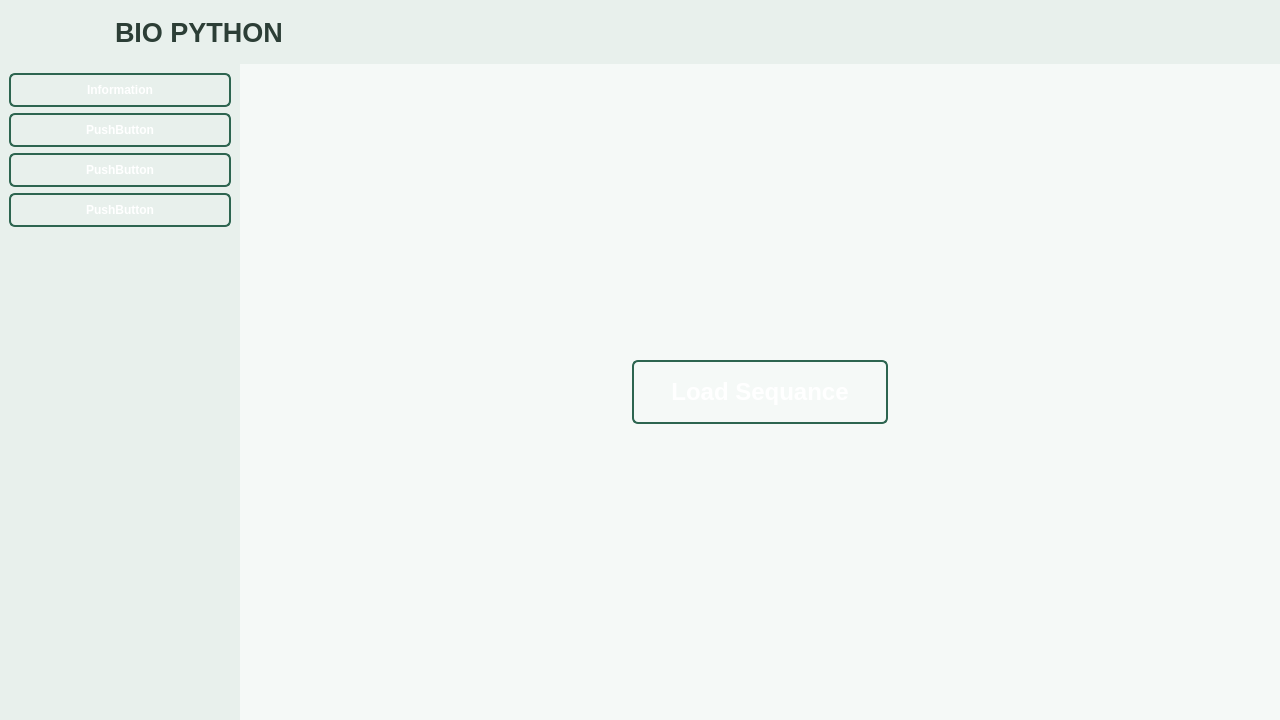
First picture: the form in form.ui, repository Meliani-Mehdi/bioInfo, before the edit.
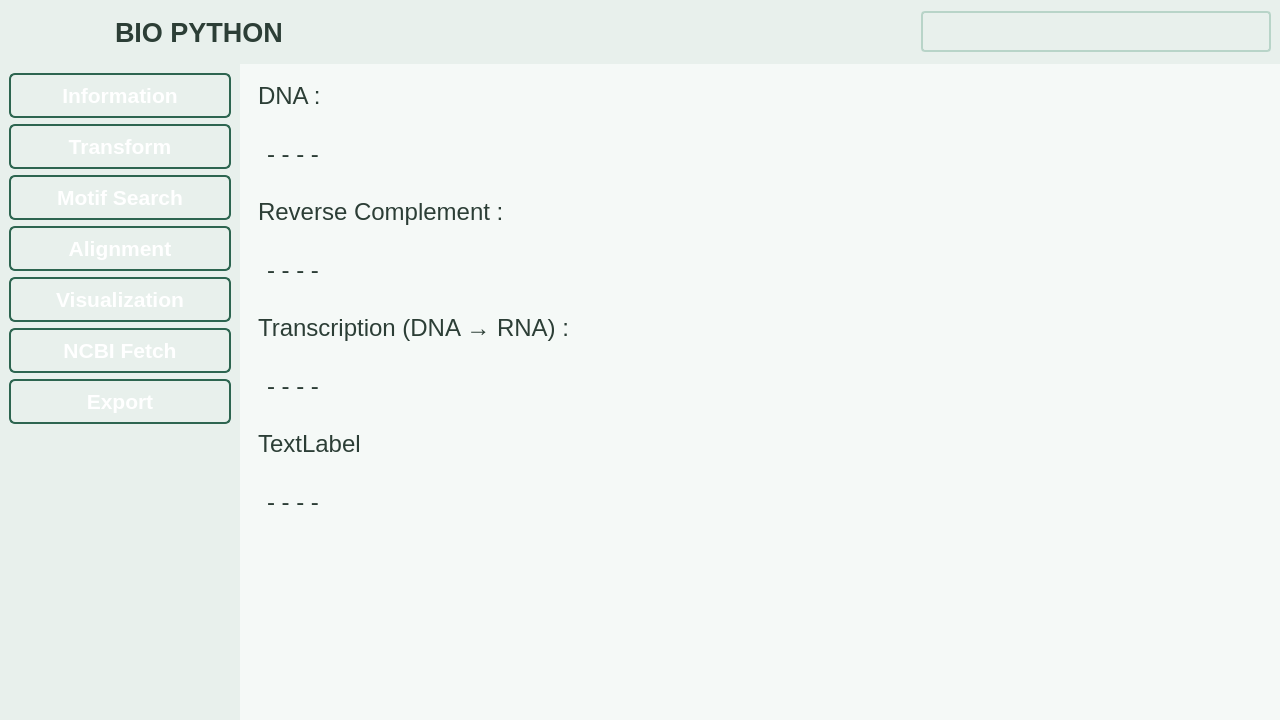
Second picture: the form after the edit. Icons and pictures are not drawn.

```diff
--- a/form.ui
+++ b/form.ui
@@ -578,6 +578,44 @@
         </property>
        </widget>
       </item>
+      <item>
+       <spacer name="horizontalSpacer">
+        <property name="orientation">
+         <enum>Qt::Orientation::Horizontal</enum>
+        </property>
+        <property name="sizeType">
+         <enum>QSizePolicy::Policy::Minimum</enum>
+        </property>
+        <property name="sizeHint" stdset="0">
+         <size>
+          <width>40</width>
+          <height>20</height>
+         </size>
+        </property>
+       </spacer>
+      </item>
+      <item>
+       <widget class="QComboBox" name="select_DNA">
+        <property name="minimumSize">
+         <size>
+          <width>124</width>
+          <height>0</height>
+         </size>
+        </property>
+        <property name="maximumSize">
+         <size>
+          <width>350</width>
+          <height>16777215</height>
+         </size>
+        </property>
+        <property name="font">
+         <font>
+          <family>Segoe UI</family>
+          <pointsize>14</pointsize>
+         </font>
+        </property>
+       </widget>
+      </item>
      </layout>
     </widget>
    </item>
@@ -610,29 +648,99 @@
        <layout class="QVBoxLayout" name="verticalLayout_5">
         <item>
          <widget class="QPushButton" name="info_page">
+          <property name="font">
+           <font>
+            <family>Segoe UI</family>
+            <pointsize>16</pointsize>
+            <bold>true</bold>
+           </font>
+          </property>
           <property name="text">
            <string>Information</string>
           </property>
          </widget>
         </item>
         <item>
-         <widget class="QPushButton" name="pushButton_2">
+         <widget class="QPushButton" name="trans_page">
+          <property name="font">
+           <font>
+            <family>Segoe UI</family>
+            <pointsize>16</pointsize>
+            <bold>true</bold>
+           </font>
+          </property>
           <property name="text">
-           <string>PushButton</string>
+           <string>Transform</string>
           </property>
          </widget>
         </item>
         <item>
          <widget class="QPushButton" name="pushButton_3">
+          <property name="font">
+           <font>
+            <family>Segoe UI</family>
+            <pointsize>16</pointsize>
+            <bold>true</bold>
+           </font>
+          </property>
           <property name="text">
-           <string>PushButton</string>
+           <string>Motif Search</string>
           </property>
          </widget>
         </item>
         <item>
          <widget class="QPushButton" name="pushButton_4">
+          <property name="font">
+           <font>
+            <family>Segoe UI</family>
+            <pointsize>16</pointsize>
+            <bold>true</bold>
+           </font>
+          </property>
           <property name="text">
-           <string>PushButton</string>
+           <string>Alignment</string>
+          </property>
+         </widget>
+        </item>
+        <item>
+         <widget class="QPushButton" name="pushButton">
+          <property name="font">
+           <font>
+            <family>Segoe UI</family>
+            <pointsize>16</pointsize>
+            <bold>true</bold>
+           </font>
+          </property>
+          <property name="text">
+           <string>Visualization</string>
+          </property>
+         </widget>
+        </item>
+        <item>
+         <widget class="QPushButton" name="pushButton_5">
+          <property name="font">
+           <font>
+            <family>Segoe UI</family>
+            <pointsize>16</pointsize>
+            <bold>true</bold>
+           </font>
+          </property>
+          <property name="text">
+           <string>NCBI Fetch</string>
+          </property>
+         </widget>
+        </item>
+        <item>
+         <widget class="QPushButton" name="pushButton_6">
+          <property name="font">
+           <font>
+            <family>Segoe UI</family>
+            <pointsize>16</pointsize>
+            <bold>true</bold>
+           </font>
+          </property>
+          <property name="text">
+           <string>Export</string>
           </property>
          </widget>
         </item>
@@ -655,7 +763,7 @@
      <item>
       <widget class="QStackedWidget" name="stackedWidget">
        <property name="currentIndex">
-        <number>0</number>
+        <number>2</number>
        </property>
        <widget class="QWidget" name="enter_seq">
         <property name="cursor">
@@ -938,6 +1046,279 @@
          </item>
         </layout>
        </widget>
+       <widget class="QWidget" name="trans_window">
+        <layout class="QVBoxLayout" name="verticalLayout_6">
+         <item>
+          <widget class="QScrollArea" name="holder_trans">
+           <property name="horizontalScrollBarPolicy">
+            <enum>Qt::ScrollBarPolicy::ScrollBarAlwaysOff</enum>
+           </property>
+           <property name="widgetResizable">
+            <bool>true</bool>
+           </property>
+           <widget class="QWidget" name="scrollAreaWidgetContents_4">
+            <property name="geometry">
+             <rect>
+              <x>0</x>
+              <y>0</y>
+              <width>1014</width>
+              <height>636</height>
+             </rect>
+            </property>
+            <layout class="QVBoxLayout" name="verticalLayout_7">
+             <item>
+              <widget class="QLabel" name="lab_DNA">
+               <property name="font">
+                <font>
+                 <family>Segoe UI</family>
+                 <pointsize>18</pointsize>
+                </font>
+               </property>
+               <property name="text">
+                <string>DNA :</string>
+               </property>
+              </widget>
+             </item>
+             <item>
+              <widget class="QScrollArea" name="scrollArea_3">
+               <property name="sizePolicy">
+                <sizepolicy hsizetype="Expanding" vsizetype="Minimum">
+                 <horstretch>0</horstretch>
+                 <verstretch>0</verstretch>
+                </sizepolicy>
+               </property>
+               <property name="verticalScrollBarPolicy">
+                <enum>Qt::ScrollBarPolicy::ScrollBarAlwaysOff</enum>
+               </property>
+               <property name="widgetResizable">
+                <bool>true</bool>
+               </property>
+               <widget class="QWidget" name="scrollAreaWidgetContents_3">
+                <property name="geometry">
+                 <rect>
+                  <x>0</x>
+                  <y>0</y>
+                  <width>996</width>
+                  <height>76</height>
+                 </rect>
+                </property>
+                <layout class="QHBoxLayout" name="horizontalLayout_8">
+                 <item>
+                  <widget class="QLabel" name="DNA_seq">
+                   <property name="sizePolicy">
+                    <sizepolicy hsizetype="Preferred" vsizetype="Preferred">
+                     <horstretch>0</horstretch>
+                     <verstretch>0</verstretch>
+                    </sizepolicy>
+                   </property>
+                   <property name="font">
+                    <font>
+                     <family>Segoe UI</family>
+                     <pointsize>18</pointsize>
+                    </font>
+                   </property>
+                   <property name="text">
+                    <string>- - - -</string>
+                   </property>
+                  </widget>
+                 </item>
+                </layout>
+               </widget>
+              </widget>
+             </item>
+             <item>
+              <widget class="QLabel" name="lab_rev">
+               <property name="font">
+                <font>
+                 <family>Segoe UI</family>
+                 <pointsize>18</pointsize>
+                </font>
+               </property>
+               <property name="text">
+                <string>Reverse Complement :</string>
+               </property>
+              </widget>
+             </item>
+             <item>
+              <widget class="QScrollArea" name="scrollArea_2">
+               <property name="sizePolicy">
+                <sizepolicy hsizetype="Expanding" vsizetype="Minimum">
+                 <horstretch>0</horstretch>
+                 <verstretch>0</verstretch>
+                </sizepolicy>
+               </property>
+               <property name="verticalScrollBarPolicy">
+                <enum>Qt::ScrollBarPolicy::ScrollBarAlwaysOff</enum>
+               </property>
+               <property name="widgetResizable">
+                <bool>true</bool>
+               </property>
+               <widget class="QWidget" name="scrollAreaWidgetContents_2">
+                <property name="geometry">
+                 <rect>
+                  <x>0</x>
+                  <y>0</y>
+                  <width>996</width>
+                  <height>76</height>
+                 </rect>
+                </property>
+                <layout class="QHBoxLayout" name="horizontalLayout_7">
+                 <item>
+                  <widget class="QLabel" name="rev_comp">
+                   <property name="font">
+                    <font>
+                     <family>Segoe UI</family>
+                     <pointsize>18</pointsize>
+                    </font>
+                   </property>
+                   <property name="text">
+                    <string>- - - -</string>
+                   </property>
+                  </widget>
+                 </item>
+                </layout>
+               </widget>
+              </widget>
+             </item>
+             <item>
+              <widget class="QLabel" name="label_6">
+               <property name="font">
+                <font>
+                 <family>Segoe UI</family>
+                 <pointsize>18</pointsize>
+                </font>
+               </property>
+               <property name="text">
+                <string>Transcription (DNA → RNA) :</string>
+               </property>
+              </widget>
+             </item>
+             <item>
+              <widget class="QScrollArea" name="scrollArea_5">
+               <property name="sizePolicy">
+                <sizepolicy hsizetype="Expanding" vsizetype="Minimum">
+                 <horstretch>0</horstretch>
+                 <verstretch>0</verstretch>
+                </sizepolicy>
+               </property>
+               <property name="verticalScrollBarPolicy">
+                <enum>Qt::ScrollBarPolicy::ScrollBarAlwaysOff</enum>
+               </property>
+               <property name="widgetResizable">
+                <bool>true</bool>
+               </property>
+               <widget class="QWidget" name="scrollAreaWidgetContents_5">
+                <property name="geometry">
+                 <rect>
+                  <x>0</x>
+                  <y>0</y>
+                  <width>996</width>
+                  <height>76</height>
+                 </rect>
+                </property>
+                <layout class="QVBoxLayout" name="verticalLayout_8">
+                 <item>
+                  <widget class="QLabel" name="trans_DNA_RNA">
+                   <property name="font">
+                    <font>
+                     <family>Segoe UI</family>
+                     <pointsize>18</pointsize>
+                    </font>
+                   </property>
+                   <property name="text">
+                    <string>- - - -</string>
+                   </property>
+                  </widget>
+                 </item>
+                </layout>
+               </widget>
+              </widget>
+             </item>
+             <item>
+              <widget class="QLabel" name="label_2">
+               <property name="font">
+                <font>
+                 <family>Segoe UI</family>
+                 <pointsize>18</pointsize>
+                </font>
+               </property>
+               <property name="text">
+                <string>TextLabel</string>
+               </property>
+              </widget>
+             </item>
+             <item>
+              <widget class="QScrollArea" name="scrollArea_4">
+               <property name="sizePolicy">
+                <sizepolicy hsizetype="Preferred" vsizetype="Minimum">
+                 <horstretch>0</horstretch>
+                 <verstretch>0</verstretch>
+                </sizepolicy>
+               </property>
+               <property name="verticalScrollBarPolicy">
+                <enum>Qt::ScrollBarPolicy::ScrollBarAlwaysOff</enum>
+               </property>
+               <property name="widgetResizable">
+                <bool>true</bool>
+               </property>
+               <widget class="QWidget" name="scrollAreaWidgetContents_7">
+                <property name="geometry">
+                 <rect>
+                  <x>0</x>
+                  <y>0</y>
+                  <width>996</width>
+                  <height>76</height>
+                 </rect>
+                </property>
+                <property name="sizePolicy">
+                 <sizepolicy hsizetype="Expanding" vsizetype="MinimumExpanding">
+                  <horstretch>0</horstretch>
+                  <verstretch>0</verstretch>
+                 </sizepolicy>
+                </property>
+                <layout class="QVBoxLayout" name="verticalLayout_9">
+                 <item>
+                  <widget class="QLabel" name="label_3">
+                   <property name="sizePolicy">
+                    <sizepolicy hsizetype="Preferred" vsizetype="Preferred">
+                     <horstretch>0</horstretch>
+                     <verstretch>0</verstretch>
+                    </sizepolicy>
+                   </property>
+                   <property name="font">
+                    <font>
+                     <family>Segoe UI</family>
+                     <pointsize>18</pointsize>
+                    </font>
+                   </property>
+                   <property name="text">
+                    <string>- - - -</string>
+                   </property>
+                  </widget>
+                 </item>
+                </layout>
+               </widget>
+              </widget>
+             </item>
+             <item>
+              <spacer name="verticalSpacer_3">
+               <property name="orientation">
+                <enum>Qt::Orientation::Vertical</enum>
+               </property>
+               <property name="sizeHint" stdset="0">
+                <size>
+                 <width>20</width>
+                 <height>40</height>
+                </size>
+               </property>
+              </spacer>
+             </item>
+            </layout>
+           </widget>
+          </widget>
+         </item>
+        </layout>
+       </widget>
       </widget>
      </item>
     </layout>
```
Left out of the diff: 196 changed lines with no effect on the pictures.
